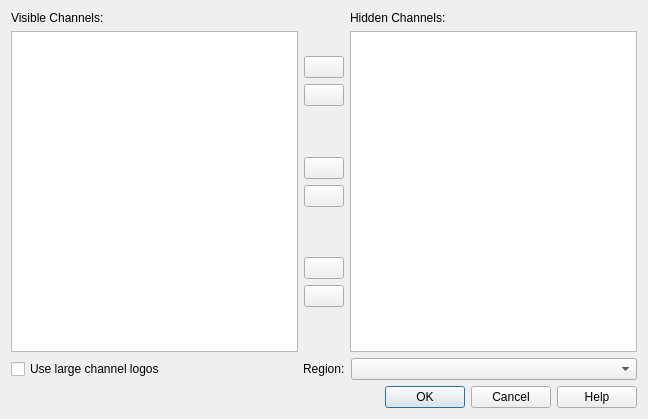
rweather/tvguide, file src/channeleditor.ui: the form before one commit.
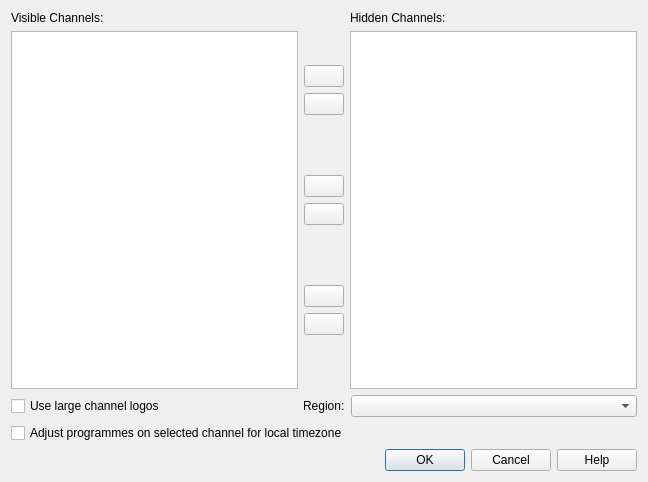
The form after the commit. Icons and pictures are not drawn.

Commit message: Timezone conversion on a per-channel basis.

What changed in the file:
```diff
--- a/src/channeleditor.ui
+++ b/src/channeleditor.ui
@@ -7,7 +7,7 @@
     <x>0</x>
     <y>0</y>
     <width>648</width>
-    <height>419</height>
+    <height>482</height>
    </rect>
   </property>
   <property name="windowTitle">
@@ -259,6 +259,13 @@
      </item>
     </layout>
    </item>
+   <item>
+    <widget class="QCheckBox" name="timezone">
+     <property name="text">
+      <string>Adjust programmes on selected channel for local timezone</string>
+     </property>
+    </widget>
+   </item>
    <item>
     <widget class="QDialogButtonBox" name="buttonBox">
      <property name="orientation">
```
The commit also changes 9 other files.
